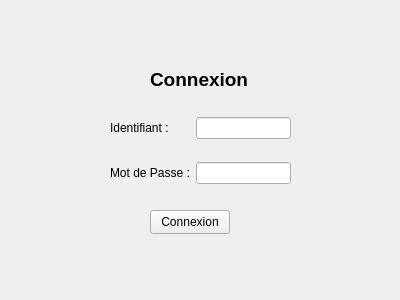
ChakSem/TPs-Plateformes-C-, file FrameworkQT/src/main/c++/fr/univtours/polytech/FrameworkQT/view/connectionInterface.ui: the form before one commit.
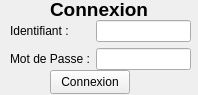
The form after the commit.

Commit message: J'ai menti j'avais oublié des widgets et interfaces(en widgets)

```diff
--- a/FrameworkQT/src/main/c++/fr/univtours/polytech/FrameworkQT/view/connectionInterface.ui
+++ b/FrameworkQT/src/main/c++/fr/univtours/polytech/FrameworkQT/view/connectionInterface.ui
@@ -6,8 +6,8 @@
    <rect>
     <x>0</x>
     <y>0</y>
-    <width>400</width>
-    <height>300</height>
+    <width>198</width>
+    <height>95</height>
    </rect>
   </property>
   <property name="windowTitle">
@@ -16,10 +16,10 @@
   <widget class="QWidget" name="gridLayoutWidget">
    <property name="geometry">
     <rect>
-     <x>110</x>
-     <y>100</y>
+     <x>10</x>
+     <y>20</y>
      <width>181</width>
-     <height>101</height>
+     <height>50</height>
     </rect>
    </property>
    <layout class="QGridLayout" name="gridLayout">
@@ -52,8 +52,8 @@
   <widget class="QPushButton" name="pushButton">
    <property name="geometry">
     <rect>
-     <x>150</x>
-     <y>210</y>
+     <x>50</x>
+     <y>70</y>
      <width>80</width>
      <height>24</height>
     </rect>
@@ -65,8 +65,8 @@
   <widget class="QLabel" name="labelConnection">
    <property name="geometry">
     <rect>
-     <x>150</x>
-     <y>70</y>
+     <x>50</x>
+     <y>0</y>
      <width>121</width>
      <height>19</height>
     </rect>
```
The commit also changes 33 other files.
